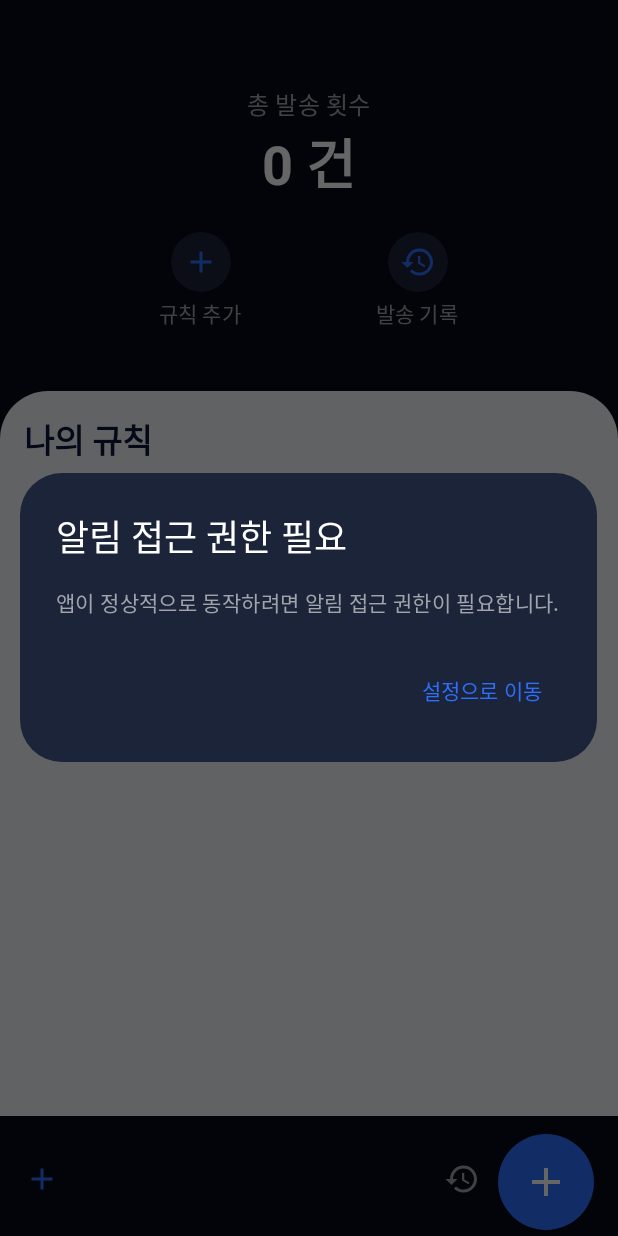
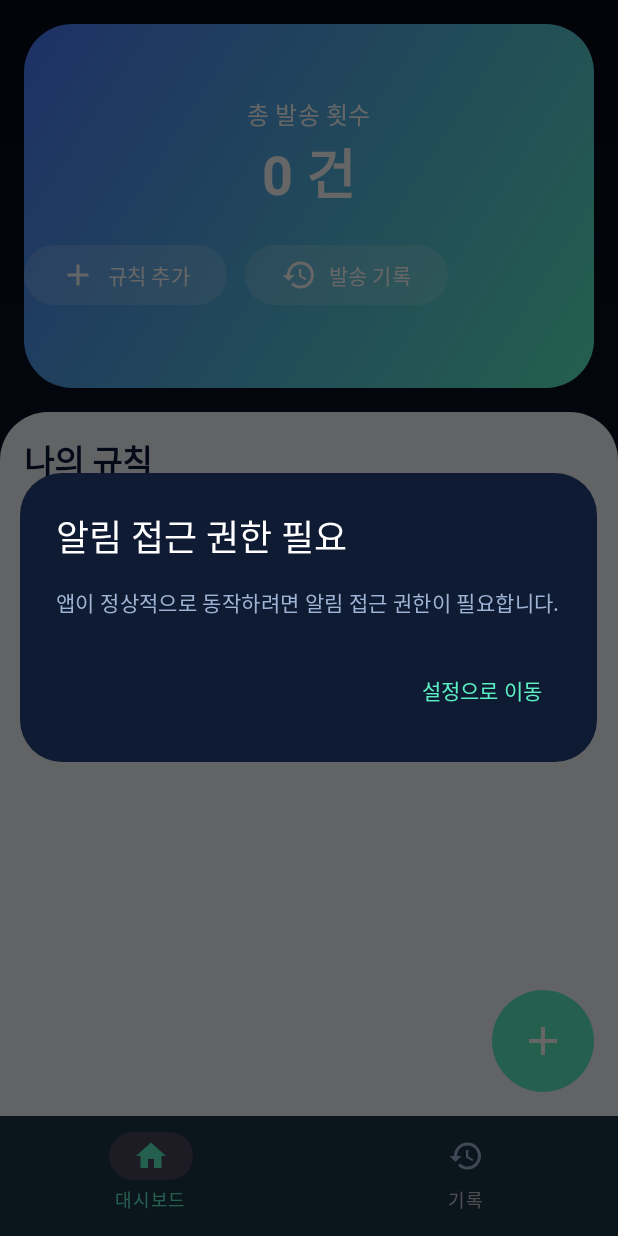
Before and after one commit to polarpolar914/SmsAutoResponder, an Android app built with Jetpack Compose: the screen it shows after launch (MainActivity), on a phone screen of 412 x 824 dp. Run offline under Robolectric (Android 15) with nearby library versions, the phone set to English and light mode, and no system bars; our stand-ins replace Dagger/Hilt's generated code, Room's generated code; 2 statements that could not run were skipped.

Commit message:
기능 변경

```diff
--- a/app/src/main/java/dev/dongwoo/sms_auto_responder/ui/home/HomeScreen.kt
+++ b/app/src/main/java/dev/dongwoo/sms_auto_responder/ui/home/HomeScreen.kt
@@ -14,11 +14,13 @@ import androidx.compose.foundation.shape.RoundedCornerShape
 import androidx.compose.material.icons.Icons
 import androidx.compose.material.icons.filled.Add
 import androidx.compose.material.icons.filled.History
+import androidx.compose.material.icons.filled.Home
 import androidx.compose.material3.*
 import androidx.compose.runtime.*
 import androidx.compose.ui.Alignment
 import androidx.compose.ui.Modifier
 import androidx.compose.ui.draw.clip
+import androidx.compose.ui.graphics.Brush
 import androidx.compose.ui.graphics.Color
 import androidx.compose.ui.graphics.vector.ImageVector
 import androidx.compose.ui.platform.LocalContext
@@ -26,6 +28,9 @@ import androidx.compose.ui.text.font.FontWeight
 import androidx.compose.ui.unit.dp
 import androidx.core.app.NotificationManagerCompat
 import androidx.hilt.navigation.compose.hiltViewModel
+import androidx.lifecycle.Lifecycle
+import androidx.lifecycle.LifecycleEventObserver
+import androidx.lifecycle.compose.LocalLifecycleOwner
 import androidx.navigation.NavController
 import dev.dongwoo.sms_auto_responder.data.dao.RuleWithDetails
 import dev.dongwoo.sms_auto_responder.ui.component.CustomButton
@@ -42,6 +47,7 @@ fun HomeScreen(
     val context = LocalContext.current
     val rules by viewModel.rules.collectAsState()
     val successCount by viewModel.successCount.collectAsState()
+    val lifecycleOwner = LocalLifecycleOwner.current
 
     // Permission Request Logic
     val permissionLauncher = rememberLauncherForActivityResult(
@@ -62,8 +68,28 @@ fun HomeScreen(
     }
 
     // Check Notification Access
-    val isNotificationListenerEnabled = remember(Unit) {
-        NotificationManagerCompat.getEnabledListenerPackages(context).contains(context.packageName)
+    var isNotificationListenerEnabled by remember { mutableStateOf(false) }
+
+    val refreshNotificationAccess = remember(context) {
+        {
+            isNotificationListenerEnabled = NotificationManagerCompat
+                .getEnabledListenerPackages(context)
+                .contains(context.packageName)
+        }
+    }
+
+    LaunchedEffect(Unit) {
+        refreshNotificationAccess()
+    }
+
+    DisposableEffect(lifecycleOwner) {
+        val observer = LifecycleEventObserver { _, event ->
+            if (event == Lifecycle.Event.ON_RESUME) {
+                refreshNotificationAccess()
+            }
+        }
+        lifecycleOwner.lifecycle.addObserver(observer)
+        onDispose { lifecycleOwner.lifecycle.removeObserver(observer) }
     }
 
     if (!isNotificationListenerEnabled) {
@@ -90,59 +116,80 @@ fun HomeScreen(
     Scaffold(
         containerColor = DeepMidnight,
         bottomBar = {
-             // Custom Bottom Bar as per spec
-             BottomAppBar(
-                 containerColor = DeepMidnight,
-                 actions = {
-                     IconButton(onClick = { /* Stay on Home */ }) {
-                         Icon(Icons.Default.Add, contentDescription = "Home", tint = PrimaryAccent)
-                     }
-                     Spacer(modifier = Modifier.weight(1f))
-                     IconButton(onClick = { navController.navigate(Screen.History.route) }) {
-                         Icon(Icons.Default.History, contentDescription = "History", tint = TextMediumEmphasisOnDark)
+            NavigationBar(
+                containerColor = SurfaceDark,
+                tonalElevation = 12.dp
+            ) {
+                NavigationBarItem(
+                    selected = true,
+                    onClick = { /* Stay on home */ },
+                    icon = { Icon(Icons.Default.Home, contentDescription = "홈", tint = PrimaryAccent) },
+                    label = { Text("대시보드") }
+                )
+                NavigationBarItem(
+                    selected = false,
+                    onClick = { navController.navigate(Screen.History.route) },
+                    icon = { Icon(Icons.Default.History, contentDescription = "히스토리", tint = TextMediumEmphasisOnDark) },
+                    label = { Text("기록") }
+                )
             }
         },
         floatingActionButton = {
             CustomIconButton(
                 onClick = { navController.navigate(Screen.CreateRule.createRoute()) },
-                         modifier = Modifier.size(64.dp)
+                modifier = Modifier.size(68.dp)
             ) {
-                         Icon(Icons.Default.Add, contentDescription = "Add Rule", tint = TextHighEmphasisOnDark, modifier = Modifier.size(32.dp))
+                Icon(
+                    Icons.Default.Add,
+                    contentDescription = "Add Rule",
+                    tint = TextHighEmphasisOnDark,
+                    modifier = Modifier.size(32.dp)
+                )
             }
-                 }
-             )
         }
     ) { paddingValues ->
         Column(
             modifier = Modifier
                 .padding(paddingValues)
                 .fillMaxSize()
+                .background(Brush.verticalGradient(listOf(DeepMidnight, SurfaceDark)))
         ) {
             // Header Area
-            Column(
+            Box(
                 modifier = Modifier
                     .fillMaxWidth()
-                    .weight(0.35f)
-                    .padding(16.dp),
+                    .weight(0.38f)
+                    .padding(16.dp)
+                    .clip(RoundedCornerShape(32.dp))
+                    .background(
+                        Brush.linearGradient(
+                            colors = listOf(SecondaryAccent, PrimaryAccent),
+                            start = Alignment.TopStart,
+                            end = Alignment.BottomEnd
+                        )
+                    ),
+                contentAlignment = Alignment.Center
+            ) {
+                Column(
                     horizontalAlignment = Alignment.CenterHorizontally,
                     verticalArrangement = Arrangement.Center
                 ) {
-                Spacer(modifier = Modifier.height(16.dp))
-
-                Text("총 발송 횟수", style = Typography.titleMedium, color = TextMediumEmphasisOnDark)
+                    Text("총 발송 횟수", style = Typography.titleMedium, color = TextHighEmphasisOnDark)
                     Text("${successCount} 건", style = Typography.displayLarge, color = TextHighEmphasisOnDark)
 
-                Spacer(modifier = Modifier.height(16.dp))
+                    Spacer(modifier = Modifier.height(18.dp))
 
                     Row(
                         modifier = Modifier.fillMaxWidth(),
-                    horizontalArrangement = Arrangement.SpaceEvenly
+                        horizontalArrangement = Arrangement.spacedBy(12.dp),
+                        verticalAlignment = Alignment.CenterVertically
                     ) {
                         QuickActionButton(icon = Icons.Default.Add, label = "규칙 추가") {
                             navController.navigate(Screen.CreateRule.createRoute())
                         }
                         QuickActionButton(icon = Icons.Default.History, label = "발송 기록") {
                             navController.navigate(Screen.History.route)
+                        }
                     }
                 }
             }
@@ -184,22 +231,29 @@ fun HomeScreen(
 @Composable
 fun QuickActionButton(icon: ImageVector, label: String, onClick: () -> Unit) {
     Column(horizontalAlignment = Alignment.CenterHorizontally) {
-        IconButton(
+        FilledTonalButton(
             onClick = onClick,
-            colors = IconButtonDefaults.iconButtonColors(containerColor = SurfaceDark)
+            colors = ButtonDefaults.filledTonalButtonColors(
+                containerColor = Color.White.copy(alpha = 0.16f),
+                contentColor = TextHighEmphasisOnDark
+            )
         ) {
-            Icon(icon, contentDescription = label, tint = PrimaryAccent)
+            Icon(icon, contentDescription = label, tint = TextHighEmphasisOnDark)
+            Spacer(modifier = Modifier.width(8.dp))
+            Text(label, style = Typography.labelLarge)
         }
-        Text(label, style = Typography.labelLarge, color = TextMediumEmphasisOnDark)
+        Spacer(modifier = Modifier.height(4.dp))
     }
 }
 
 @Composable
 fun RuleItem(ruleDetails: RuleWithDetails, onClick: () -> Unit, onToggle: (Boolean) -> Unit) {
+    val appSummary = ruleDetails.apps.joinToString(", ") { it.packageName.substringAfterLast('.') }
+
     Card(
-        colors = CardDefaults.cardColors(containerColor = Color.White),
-        elevation = CardDefaults.cardElevation(defaultElevation = 2.dp),
-        shape = RoundedCornerShape(16.dp),
+        colors = CardDefaults.cardColors(containerColor = Color.White.copy(alpha = 0.9f)),
+        elevation = CardDefaults.cardElevation(defaultElevation = 6.dp),
+        shape = RoundedCornerShape(18.dp),
         modifier = Modifier
             .fillMaxWidth()
             .clickable(onClick = onClick)
@@ -213,6 +267,7 @@ fun RuleItem(ruleDetails: RuleWithDetails, onClick: () -> Unit, onToggle: (Boole
         ) {
             Column(modifier = Modifier.weight(1f)) {
                 Text(ruleDetails.rule.ruleName, style = Typography.titleMedium, color = TextHighEmphasisOnLight, fontWeight = FontWeight.Bold)
+                Text("앱: ${appSummary}", style = Typography.bodySmall, color = TextMediumEmphasisOnDark)
                 Text("수신: ${ruleDetails.rule.phoneNumber}", style = Typography.bodyMedium, color = Color.Gray)
             }
 
--- a/app/src/main/java/dev/dongwoo/sms_auto_responder/ui/theme/Color.kt
+++ b/app/src/main/java/dev/dongwoo/sms_auto_responder/ui/theme/Color.kt
@@ -2,11 +2,13 @@ package dev.dongwoo.sms_auto_responder.ui.theme
 
 import androidx.compose.ui.graphics.Color
 
-val DeepMidnight = Color(0xFF050B16)
-val SurfaceLight = Color(0xFFF4F6F8)
-val SurfaceDark = Color(0xFF1C2439)
-val PrimaryAccent = Color(0xFF2D70FD)
+val DeepMidnight = Color(0xFF050917)
+val SurfaceLight = Color(0xFFF6F8FC)
+val SurfaceDark = Color(0xFF0F1A33)
+val CardOverlay = Color(0x1A5CF0C5)
+val PrimaryAccent = Color(0xFF5CF0C5)
+val SecondaryAccent = Color(0xFF4B7BFF)
 val TextHighEmphasisOnDark = Color(0xFFFFFFFF)
-val TextMediumEmphasisOnDark = Color(0xFFA0A4AB)
+val TextMediumEmphasisOnDark = Color(0xFF9FB4D4)
 val TextHighEmphasisOnLight = Color(0xFF0B163A)
-val DividerColor = Color(0xFF2A344B)
+val DividerColor = Color(0xFF1F2C49)
```
Also changed, not shown: app/src/main/java/dev/dongwoo/sms_auto_responder/ui/rule/CreateRuleScreen.kt (+64 -13 lines), app/src/main/java/dev/dongwoo/sms_auto_responder/ui/rule/CreateRuleViewModel.kt (+13 -8 lines). Lines whose indentation alone changed are shown as unchanged.
